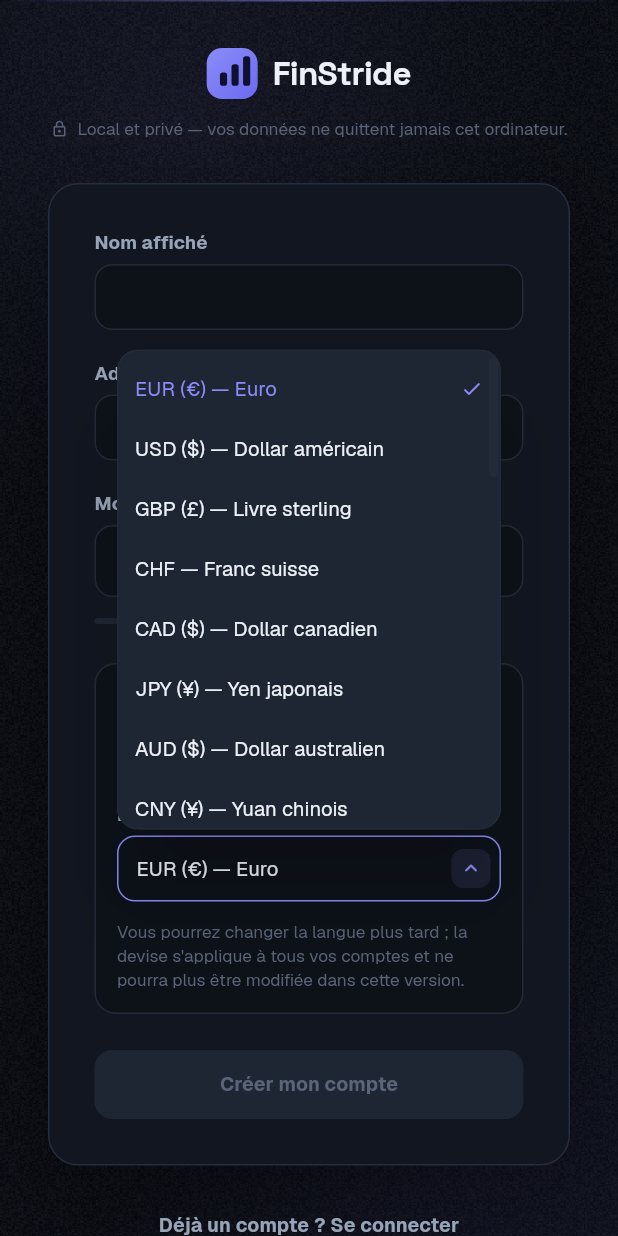
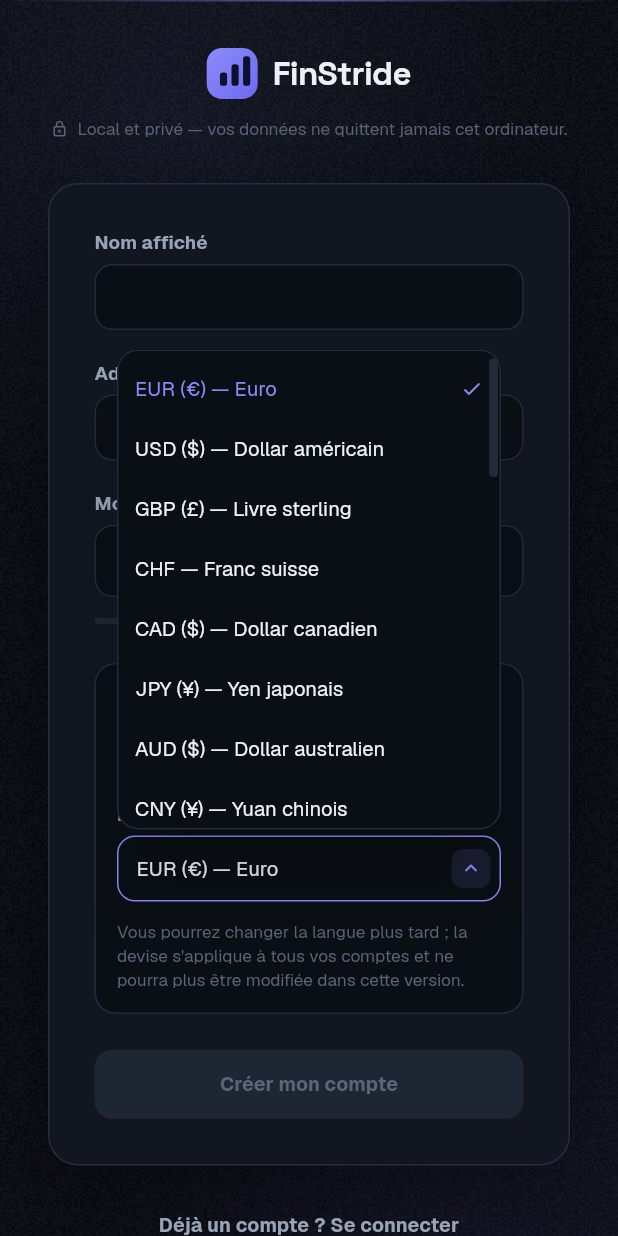
Before and after one commit to opierre/Bastide, a Flutter app: the screen it shows after launch, after a tap on "Se connecter", after a tap on "Pas encore de compte ? Créer un compte", after a tap on "EUR (€) — Euro", on a phone screen of 412 x 824 dp. Run offline on Flutter 3.47's test engine with Material 3 defaults, Android fonts, the phone set to English and light mode, and no system bars; our stand-ins replace flutter_riverpod, flutter_secure_storage, go_router; missing offline and left inert: desktop_drop, file_selector; project files that could hold a hidden picture were left out.

Commit message:
feat(theme): sink every inset well and its popover to one field tone
The spec drew inputs on #0D1219 and read-only plates on #0A0F15, and
lifted select popovers to #1E2634. Two near-identical darks side by side
in a form don't read as a distinction, they read as a rendering error;
and a popover lighter than the anchor it dropped from reads as a second
material spliced into the form rather than as the field having grown.
Read-only is already carried by the dashed border and lock glyph, and the
popover's separation from the modal behind it by its hairline and
near-black elevation-24 shadow — neither needed a fill to say it.

Co-Authored-By: Claude Opus 5 <noreply@anthropic.com>

```diff
--- a/frontend/lib/core/theme/tokens.dart
+++ b/frontend/lib/core/theme/tokens.dart
@@ -22,19 +22,27 @@ abstract final class AppColors {
   /// Pointer-hover wash; also inset plates and toggle tracks.
   static const surfaceHover = Color(0xFF1E2634);
 
-  /// Menu/select popovers. One step above [surfaceOverlay] rather than equal to
-  /// it, because a popover routinely opens *on top of* an overlay-surface modal:
-  /// at the same fill the menu and the dialog behind it read as one plane, and
-  /// only the hairline separates them. No new hex — this is [surfaceHover],
-  /// named for the role so the intent survives the next edit.
-  static const surfacePopover = surfaceHover;
+  /// Menu/select popovers. The *same* fill as [surfaceField], because a select
+  /// is a field the user opened: a popover in a lighter tone than the anchor it
+  /// dropped from reads as a second material spliced into the form, where one
+  /// tone reads as the field having grown. Separation from the modal behind it
+  /// is carried by the hairline and the near-black [AppShadows.popoverShadow],
+  /// not by the fill — a well sunk *below* the dialog surface is as legible a
+  /// plane as one raised above it.
+  static const surfacePopover = surfaceField;
 
   /// Row hover *inside* a raised card — sits between raised and hover, so a
   /// hovered row lifts without jumping to the full overlay tone.
   static const surfaceRowHover = Color(0xFF151B26);
 
-  /// Inset wells: text fields, search, read-only value slots.
-  static const surfaceField = Color(0xFF0D1219);
+  /// Inset wells: text fields, selects, search, read-only value slots.
+  ///
+  /// One tone for every well, editable or not (amended — the spec drew inputs
+  /// on `#0D1219` and read-only plates on `#0A0F15`). Two nearly-identical
+  /// darks side by side in the same form don't read as a distinction, they read
+  /// as a rendering error; what actually says "you cannot change this" is the
+  /// dashed border and the lock glyph, which no fill needed to reinforce.
+  static const surfaceField = Color(0xFF0A0F15);
 
   /// Sidebar nav hover — quieter than [surfaceHover] because the sidebar sits
   /// on the sunken surface, where a lighter wash would read as selection.
--- a/frontend/lib/core/widgets/labeled_field.dart
+++ b/frontend/lib/core/widgets/labeled_field.dart
@@ -137,7 +137,7 @@ class ReadOnlyField extends StatelessWidget {
         height: height,
         padding: const EdgeInsets.symmetric(horizontal: AppSpacing.sm + AppSpacing.xs),
         decoration: BoxDecoration(
-          color: const Color(0xFF0A0F15),
+          color: AppColors.surfaceField,
           borderRadius: BorderRadius.circular(AppRadii.md),
         ),
         child: Row(
```
Also changed, not shown: 2 other files.
